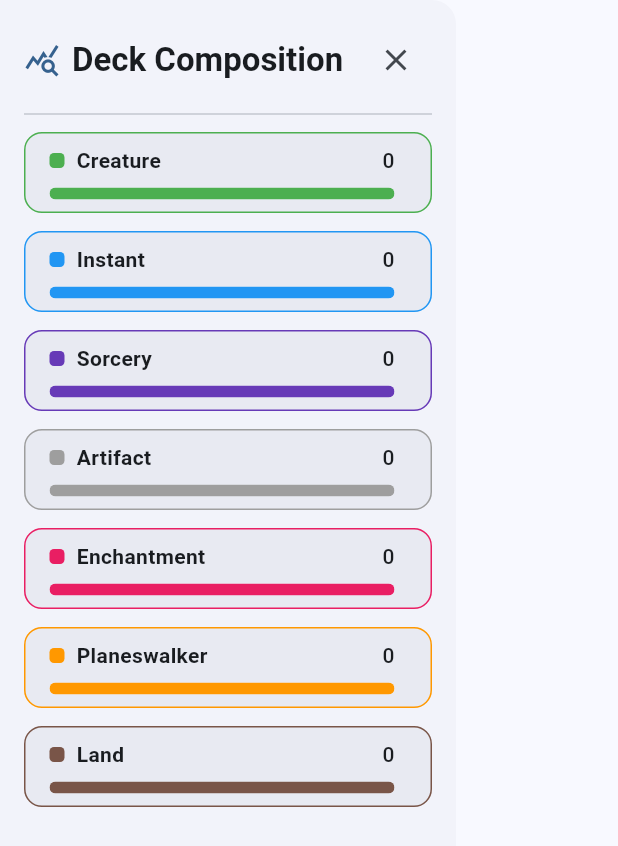
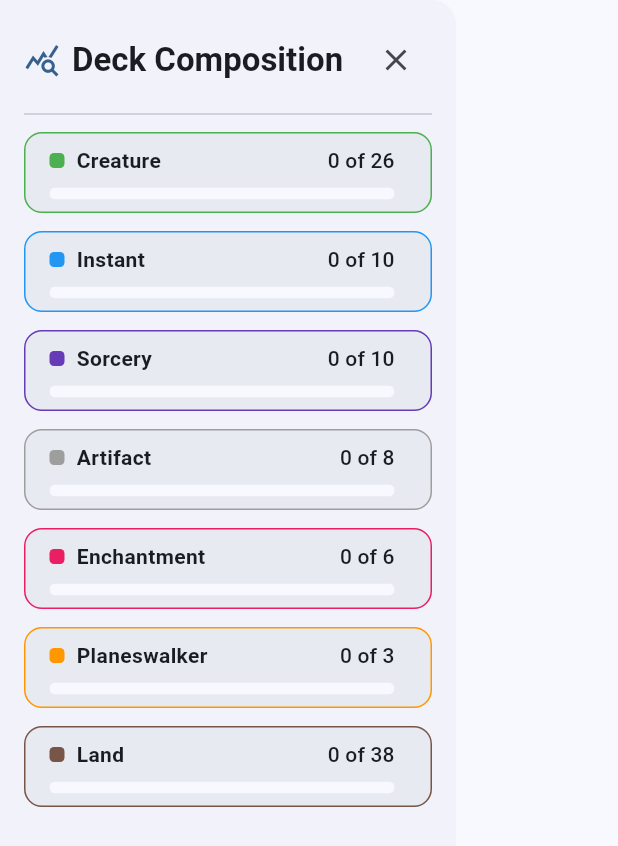
Before and after one commit to CollinDietz/edhrec_commander_tinder, a Flutter app: the DeckCompositionDrawer widget shown alone on an empty page, opened directly with empty values, on a phone screen of 412 x 824 dp. Shown: the top 846 px of the screen. Run offline on Flutter 3.47's test engine with Material 3 defaults, Android fonts, the phone set to English and light mode, and no system bars; our stand-ins replace flutter_svg, swipe_cards.

Commit message:
Recomended counts

```diff
--- a/lib/controllers/deck_controller.dart
+++ b/lib/controllers/deck_controller.dart
@@ -80,6 +80,9 @@ class DeckController extends ChangeNotifier {
 
   void addCard(CardInfo card) {
     if (_deck.length >= 99) return;
+    if (card.type == 'Land') {
+      _basics.removeLast();
+    }
     _deck.add(card);
     notifyListeners();
   }
--- a/lib/widgets/deck_composition_drawer.dart
+++ b/lib/widgets/deck_composition_drawer.dart
@@ -3,6 +3,16 @@ import 'package:flutter/material.dart';
 import 'package:provider/provider.dart';
 import 'package:edhrec_commander_tinder/controllers/deck_controller.dart';
 import 'package:edhrec_commander_tinder/models/card_info.dart';
+
+const categoryCounts = <String, int>{
+  'Creature': 26,
+  'Instant': 10,
+  'Sorcery': 10,
+  'Artifact': 8,
+  'Enchantment': 6,
+  'Planeswalker': 3,
+  'Land': 38,
+};
 
 class DeckCompositionDrawer extends StatelessWidget {
   final DeckController deckCtrl;
@@ -38,7 +48,6 @@ class DeckCompositionDrawer extends StatelessWidget {
       ...controller.basics,
       if (controller.commander != null) controller.commander!.cardInfo,
     ];
-    final totalTarget = 99.0;
 
     return Drawer(
       child: SafeArea(
@@ -55,13 +64,8 @@ class DeckCompositionDrawer extends StatelessWidget {
                   separatorBuilder: (_, __) => const SizedBox(height: 12),
                   itemBuilder: (context, i) {
                     final spec = categoryColors.entries.elementAt(i);
-                    final count = cards
-                        .where(
-                          (c) =>
-                              c.type == categoryColors.entries.elementAt(i).key,
-                        )
-                        .length;
-                    final pct = count / cards.length;
+                    final count = cards.where((c) => c.type == spec.key).length;
+                    final pct = count / categoryCounts[spec.key]!;
                     return _CategoryProgress(
                       category: spec.key,
                       color: spec.value,
@@ -118,7 +122,10 @@ class _CategoryProgress extends StatelessWidget {
                   ),
                 ),
               ),
-              Text('$count', style: theme.textTheme.labelLarge),
+              Text(
+                '$count of ${categoryCounts[category]!}',
+                style: theme.textTheme.labelLarge,
+              ),
             ],
           ),
           const SizedBox(height: 8),
```
